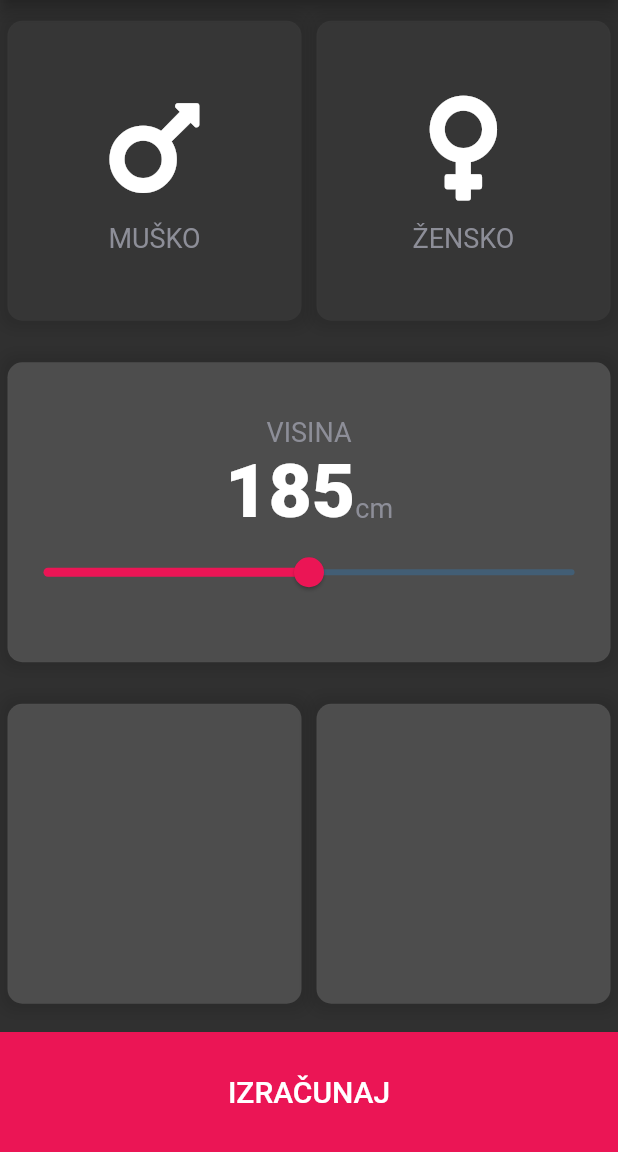
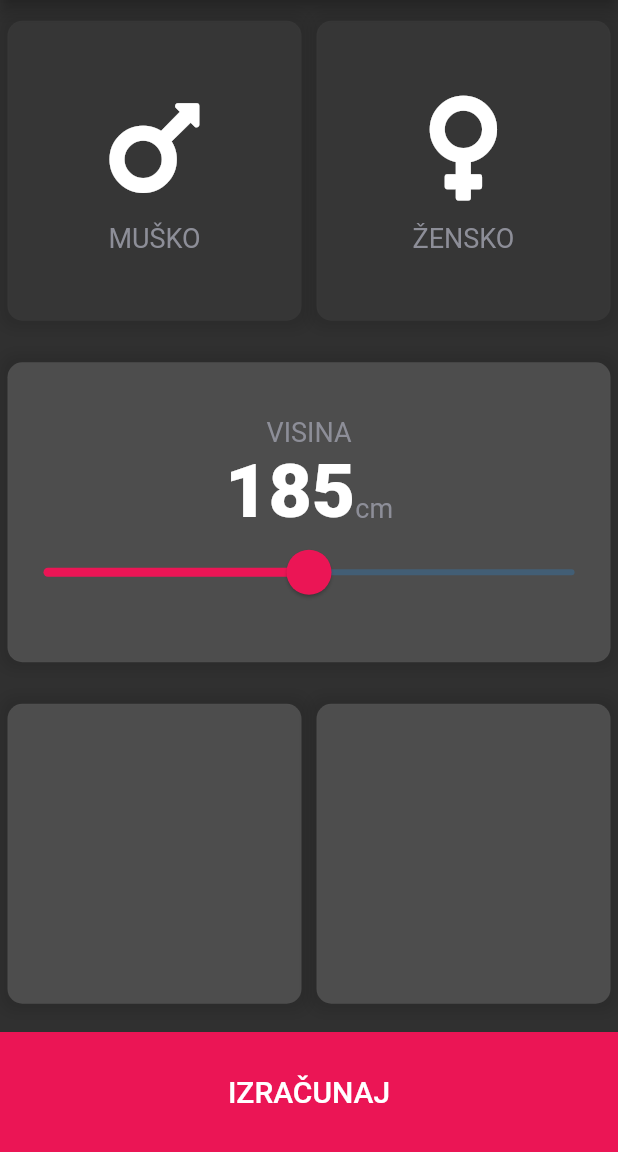
Before and after one commit to azemavdic/bmi_calculator_flutter, a Flutter app: the screen it shows after launch, on a phone screen of 412 x 824 dp, the part 84-1236 px from its top. Run offline on Flutter 3.47's test engine with Material 2 defaults, Android fonts, the phone set to English and light mode, and no system bars; our stand-ins replace font_awesome_flutter.

Commit message:
slider customising

```diff
--- a/lib/main.dart
+++ b/lib/main.dart
@@ -100,7 +100,12 @@ class _InputPageState extends State<InputPage> {
                           ),
                         ],
                       ),
-                      Slider(
+                      SliderTheme(
+                        data: SliderTheme.of(context).copyWith(
+                          thumbShape:
+                              RoundSliderThumbShape(enabledThumbRadius: 15),
+                        ),
+                        child: Slider(
                           value: _heightValue.toDouble(),
                           max: maxHeight.toDouble(),
                           min: minHeight.toDouble(),
@@ -110,6 +115,7 @@ class _InputPageState extends State<InputPage> {
                               _heightValue = value.round();
                             });
                           },
+                        ),
                       ),
                     ],
                   ),
```
Lines whose indentation alone changed are shown as unchanged.
